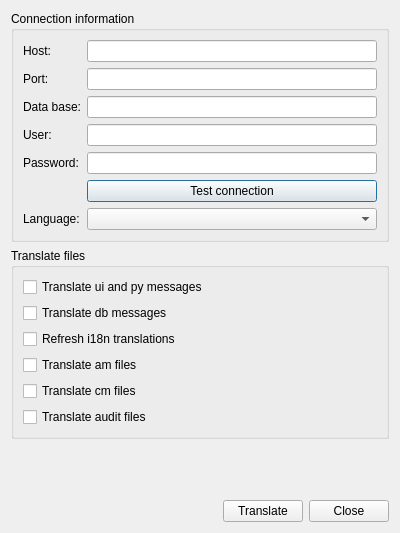
Before: the Qt Designer form core/ui/admin/admin_translation.ui in Giswater/giswater_qgis_plugin, drawn with Qt 5.
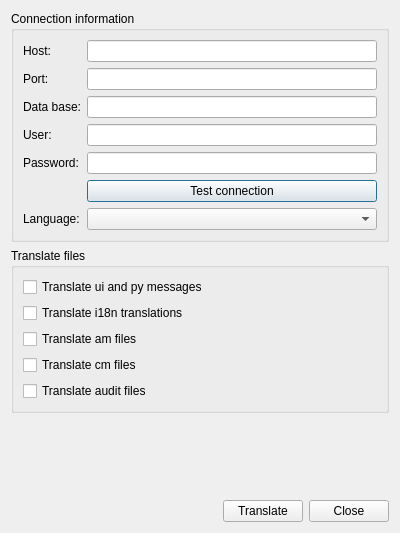
After: the same form once the commit is applied.

Commit message: fix(i18n): fix hot update logic and small fix in i18n_manager check_for_repeated

The edit to the form file:
```diff
--- a/core/ui/admin/admin_translation.ui
+++ b/core/ui/admin/admin_translation.ui
@@ -104,23 +104,9 @@
      </property>
      <layout class="QGridLayout" name="gridLayout_3">
       <item row="1" column="0">
-       <widget class="QCheckBox" name="chk_db_files">
+       <widget class="QCheckBox" name="chk_i18n_files">
         <property name="text">
-         <string>Translate db messages</string>
-        </property>
-       </widget>
-      </item>
-      <item row="4" column="0">
-       <widget class="QCheckBox" name="chk_cm_files">
-        <property name="text">
-         <string>Translate cm files</string>
-        </property>
-       </widget>
-      </item>
-      <item row="3" column="0">
-       <widget class="QCheckBox" name="chk_am_files">
-        <property name="text">
-         <string>Translate am files</string>
+         <string>Translate i18n translations</string>
         </property>
        </widget>
       </item>
@@ -132,13 +118,20 @@
        </widget>
       </item>
       <item row="2" column="0">
-       <widget class="QCheckBox" name="chk_i18n_files">
+       <widget class="QCheckBox" name="chk_am_files">
         <property name="text">
-         <string>Refresh i18n translations</string>
+         <string>Translate am files</string>
         </property>
        </widget>
       </item>
-      <item row="5" column="0">
+      <item row="3" column="0">
+       <widget class="QCheckBox" name="chk_cm_files">
+        <property name="text">
+         <string>Translate cm files</string>
+        </property>
+       </widget>
+      </item>
+      <item row="4" column="0">
        <widget class="QCheckBox" name="chk_audit_files">
         <property name="text">
          <string>Translate audit files</string>
```
Left out of the diff: 1 changed line with no effect on the pictures. The commit also changes 2 other files.
